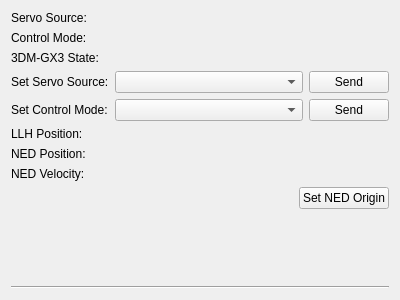
Above: src/ui/ualberta/UAlbertaControlWidget.ui from godbolt/qgroundcontrol before the change. Below: the same form after it.
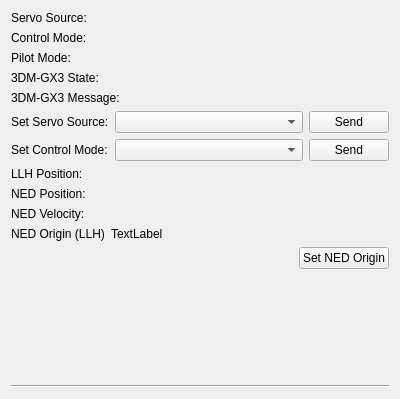
That is the form after the change.

Commit message: now decoding ualberta messages

Patch:
```diff
--- a/src/ui/ualberta/UAlbertaControlWidget.ui
+++ b/src/ui/ualberta/UAlbertaControlWidget.ui
@@ -7,7 +7,7 @@
     <x>0</x>
     <y>0</y>
     <width>400</width>
-    <height>300</height>
+    <height>399</height>
    </rect>
   </property>
   <property name="windowTitle">
@@ -44,13 +44,48 @@
        </property>
       </widget>
      </item>
-     <item row="2" column="0">
+     <item row="3" column="0">
       <widget class="QLabel" name="label_3">
        <property name="text">
         <string>3DM-GX3 State:</string>
        </property>
       </widget>
      </item>
+     <item row="2" column="0">
+      <widget class="QLabel" name="label_12">
+       <property name="text">
+        <string>Pilot Mode:</string>
+       </property>
+      </widget>
+     </item>
+     <item row="4" column="0">
+      <widget class="QLabel" name="label_13">
+       <property name="text">
+        <string>3DM-GX3 Message:</string>
+       </property>
+      </widget>
+     </item>
+     <item row="2" column="1">
+      <widget class="QLabel" name="pilot_mode_label">
+       <property name="text">
+        <string/>
+       </property>
+      </widget>
+     </item>
+     <item row="3" column="1">
+      <widget class="QLabel" name="gx3_state_label">
+       <property name="text">
+        <string/>
+       </property>
+      </widget>
+     </item>
+     <item row="4" column="1">
+      <widget class="QLabel" name="gx3_message_label">
+       <property name="text">
+        <string/>
+       </property>
+      </widget>
+     </item>
     </layout>
    </item>
    <item>
@@ -121,7 +156,7 @@
        </property>
       </widget>
      </item>
-     <item row="5" column="1">
+     <item row="6" column="1">
       <layout class="QHBoxLayout" name="horizontalLayout">
        <item>
         <spacer name="horizontalSpacer">
@@ -145,6 +180,34 @@
        </item>
       </layout>
      </item>
+     <item row="5" column="0">
+      <widget class="QLabel" name="label_11">
+       <property name="text">
+        <string>NED Origin (LLH)</string>
+       </property>
+      </widget>
+     </item>
+     <item row="3" column="1">
+      <widget class="QLabel" name="ned_position_label">
+       <property name="text">
+        <string/>
+       </property>
+      </widget>
+     </item>
+     <item row="4" column="1">
+      <widget class="QLabel" name="ned_velocity_label">
+       <property name="text">
+        <string/>
+       </property>
+      </widget>
+     </item>
+     <item row="5" column="1">
+      <widget class="QLabel" name="ned_origin_label">
+       <property name="text">
+        <string>TextLabel</string>
+       </property>
+      </widget>
+     </item>
     </layout>
    </item>
    <item>
```
Left out of the diff: 16 changed lines with no effect on the pictures. The commit also changes 210 other files.
